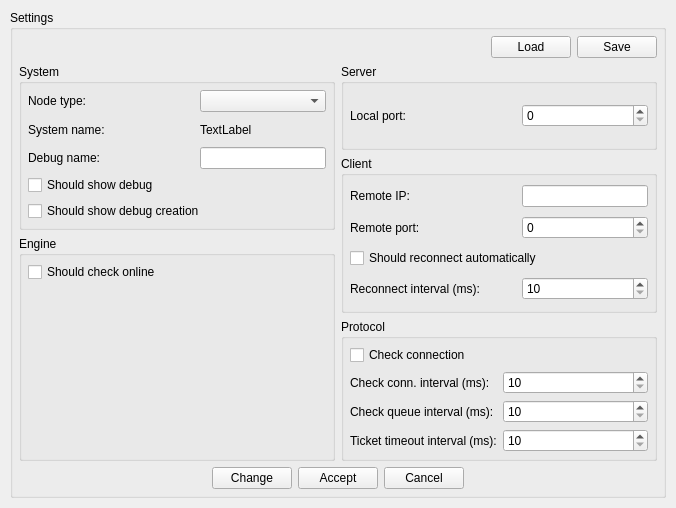
The window that src/VMTD/VMTD/VMTDSettingsForm.ui (ekushko/qt-vxlan-mtd-old) describes before a commit, drawn with Qt 5.
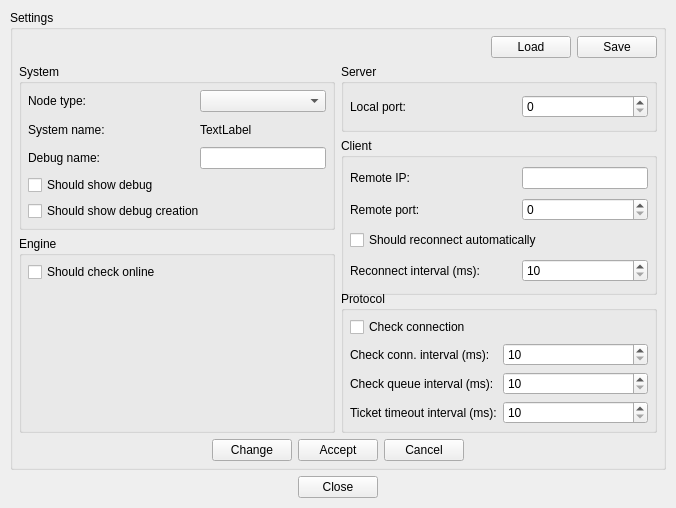
The same window after the commit. Icons and pictures are not drawn.

The edit to the form file:
```diff
--- a/src/VMTD/VMTD/VMTDSettingsForm.ui
+++ b/src/VMTD/VMTD/VMTDSettingsForm.ui
@@ -594,6 +594,46 @@
           </layout>
          </widget>
         </item>
+        <item>
+         <layout class="QHBoxLayout" name="hl_2">
+          <property name="topMargin">
+           <number>0</number>
+          </property>
+          <item>
+           <spacer name="_19">
+            <property name="orientation">
+             <enum>Qt::Horizontal</enum>
+            </property>
+            <property name="sizeHint" stdset="0">
+             <size>
+              <width>40</width>
+              <height>20</height>
+             </size>
+            </property>
+           </spacer>
+          </item>
+          <item>
+           <widget class="QPushButton" name="pbClose">
+            <property name="text">
+             <string>Close</string>
+            </property>
+           </widget>
+          </item>
+          <item>
+           <spacer name="_18">
+            <property name="orientation">
+             <enum>Qt::Horizontal</enum>
+            </property>
+            <property name="sizeHint" stdset="0">
+             <size>
+              <width>40</width>
+              <height>20</height>
+             </size>
+            </property>
+           </spacer>
+          </item>
+         </layout>
+        </item>
        </layout>
       </widget>
      </item>
```
